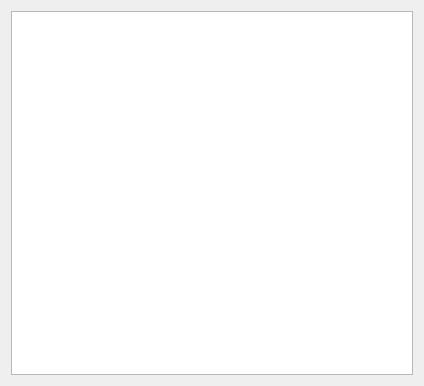
Qt form cars_table.ui (Dmitriev8822/checkpoint_control) before a commit.
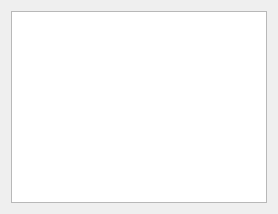
The same form after that commit. Icons and pictures are not drawn.

Patch:
```diff
--- a/cars_table.ui
+++ b/cars_table.ui
@@ -6,8 +6,8 @@
    <rect>
     <x>0</x>
     <y>0</y>
-    <width>424</width>
-    <height>386</height>
+    <width>687</width>
+    <height>0</height>
    </rect>
   </property>
   <property name="windowTitle">
```
